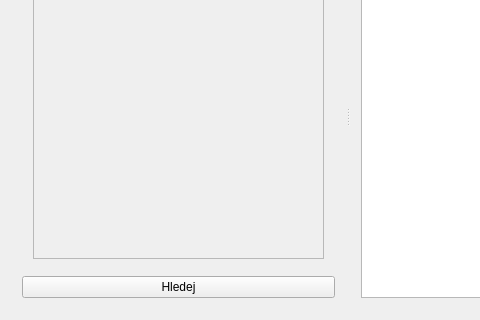
Above: vfkmainwindow.ui from ctu-geoforall-lab/qgis-vfk-plugin-cpp before the change; both pictures show x 0 to 480 and y 88 to 408 of the 890 by 408 pixel window. Below: the same form after it.
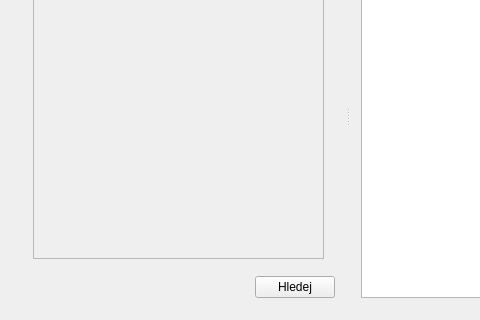
That is the form after the change. The open tabs and pages were chosen to show the change. Icons and pictures are not drawn. Custom widgets are drawn as their Qt base class.

Commit message: ui: layouts for Nacist and Hledej buttons

What changed in the file:
```diff
--- a/vfkmainwindow.ui
+++ b/vfkmainwindow.ui
@@ -260,11 +260,28 @@
           </widget>
          </item>
          <item>
+          <layout class="QHBoxLayout" name="horizontalLayout">
+           <item>
+            <spacer name="horizontalSpacer">
+             <property name="orientation">
+              <enum>Qt::Horizontal</enum>
+             </property>
+             <property name="sizeHint" stdset="0">
+              <size>
+               <width>40</width>
+               <height>20</height>
+              </size>
+             </property>
+            </spacer>
+           </item>
+           <item>
           <widget class="QPushButton" name="searchButton">
            <property name="text">
             <string>Hledej</string>
            </property>
           </widget>
+           </item>
+          </layout>
          </item>
         </layout>
        </widget>
```
Left out of the diff: 31 changed lines with no effect on the pictures. Lines whose indentation alone changed are shown as unchanged.
